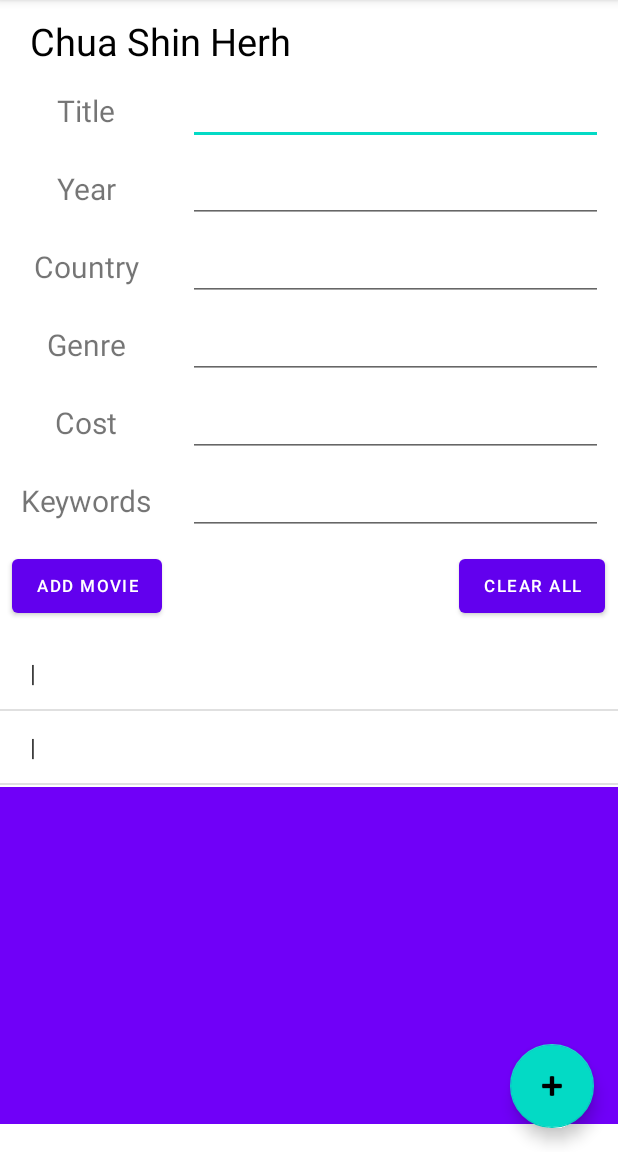
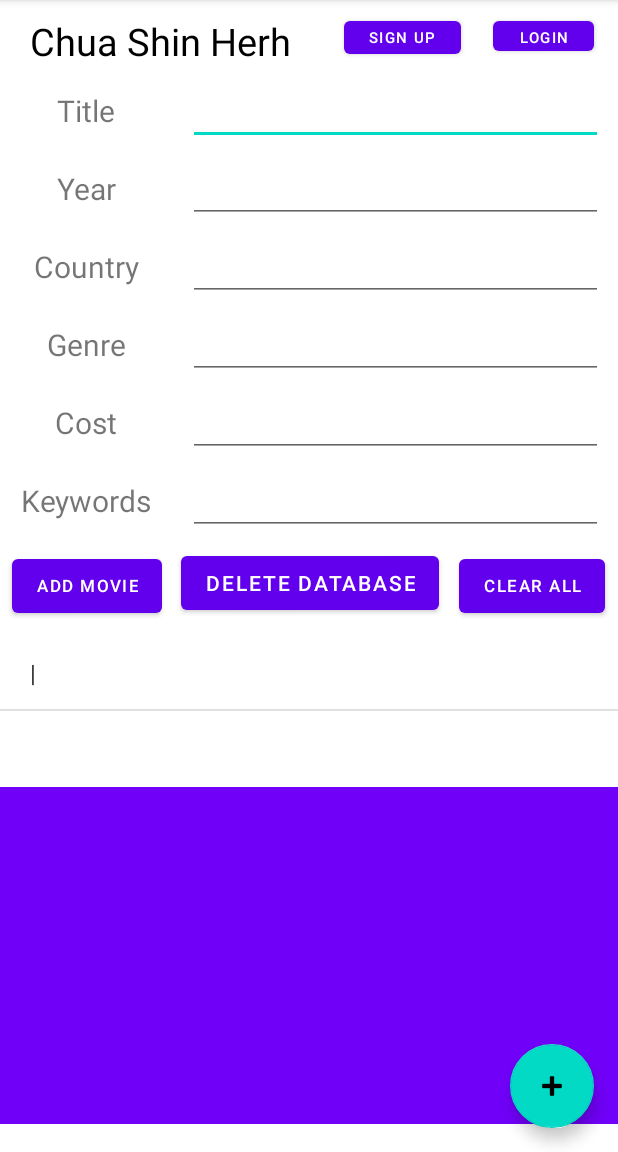
Before and after one commit to BiOHazarD0528/MovieLibrary, an Android app: the screen it shows after launch (MainActivity), in the options menu, after a tap on "Clear Fields", on a phone screen of 412 x 824 dp, the part 84-1236 px from its top. Run offline under Robolectric (Android 15) with nearby library versions, the phone set to English and light mode, and no system bars; our stand-ins replace Firebase (no records; nobody signed in at launch, a user with empty details on screens opened directly), Room's generated code.

Commit message:
Completed Week 12 Tasks

```diff
--- a/app/src/main/java/com/example/movielibrary/MainActivity.java
+++ b/app/src/main/java/com/example/movielibrary/MainActivity.java
@@ -1,6 +1,7 @@
 package com.example.movielibrary;
 
 import androidx.annotation.NonNull;
+import androidx.annotation.Nullable;
 import androidx.appcompat.app.ActionBarDrawerToggle;
 import androidx.appcompat.app.AppCompatActivity;
 import androidx.constraintlayout.widget.ConstraintLayout;
@@ -22,11 +23,13 @@ import android.view.View;
 import android.widget.ArrayAdapter;
 import android.widget.EditText;
 import android.widget.ListView;
+import android.widget.TextView;
 import android.widget.Toast;
 import androidx.appcompat.widget.Toolbar;
 import androidx.drawerlayout.widget.DrawerLayout;
 import androidx.lifecycle.ViewModelProvider;
 
+import com.example.movielibrary.login_provider.LoginViewModel;
 import com.example.movielibrary.provider.MovieData;
 import com.example.movielibrary.provider.MovieViewModel;
 import com.google.android.material.floatingactionbutton.FloatingActionButton;
@@ -46,6 +49,7 @@ public class MainActivity extends AppCompatActivity {
     ArrayAdapter adapter;
     DrawerLayout drawer;
     static MovieViewModel movieViewModel;
+    static LoginViewModel loginViewModel;
     RecyclerViewAdapter recyclerViewAdapter;
     DatabaseReference myRef;
     View myConstraintLayout;
@@ -61,6 +65,20 @@ public class MainActivity extends AppCompatActivity {
         setContentView(R.layout.drawer_layout);
         Toolbar toolbar = findViewById(R.id.toolbar);
         setSupportActionBar(toolbar);
+
+//        String emailName = "";
+//        boolean success = true;
+//        try {
+//            emailName = savedInstanceState.getString("email");
+//        }
+//        catch (NullPointerException e) {
+//            success = false;
+//        }
+//
+//        if (success) {
+//            TextView user = findViewById(R.id.textView7);
+//            user.setText(emailName);
+//        }
 
         // myConstraintLayout = findViewById(R.id.constraintLayout);
         View drawerLayout = findViewById(R.id.drawerlayout);
@@ -122,8 +140,6 @@ public class MainActivity extends AppCompatActivity {
             }
         });
 
-
-
         FirebaseDatabase database = FirebaseDatabase.getInstance();
         myRef = database.getReference();
 
@@ -133,6 +149,8 @@ public class MainActivity extends AppCompatActivity {
             recyclerViewAdapter.setMovieData(newData);
             recyclerViewAdapter.notifyDataSetChanged();
         });
+
+        loginViewModel = new ViewModelProvider(this).get(LoginViewModel.class);
 
         ListView listView = findViewById(R.id.listview);
         adapter = new ArrayAdapter(this, android.R.layout.simple_list_item_1, list);
@@ -242,6 +260,34 @@ public class MainActivity extends AppCompatActivity {
             keywordText.setText(lowerCase);
             return super.onScale(detector);
         }
+    }
+
+    @Override
+    protected void onResume() {
+        super.onResume();
+        SharedPreferences sharedPreferences = getSharedPreferences("email", 0);
+        String header = sharedPreferences.getString("emailName", "");
+        if (!header.equals("")) {
+            TextView tv = findViewById(R.id.textView7);
+            tv.setText(header);
+        }
+        SharedPreferences.Editor editor = sharedPreferences.edit();
+        editor.clear();
+        editor.apply();
+    }
+
+    public void signUp(View view) {
+        Intent intent = new Intent(getApplicationContext(), SignUp.class);
+        startActivity(intent);
+    }
+
+    public void login(View view) {
+        Intent intent = new Intent(getApplicationContext(), Login.class);
+        startActivity(intent);
+    }
+
+    public void deleteDatabase(View view) {
+        loginViewModel.deleteAllData();
     }
 
     class NavigationListener implements NavigationView.OnNavigationItemSelectedListener {
--- /dev/null
+++ b/app/src/main/java/com/example/movielibrary/login_provider/LoginDao.java
@@ -0,0 +1,21 @@
+package com.example.movielibrary.login_provider;
+
+import androidx.lifecycle.LiveData;
+import androidx.room.Dao;
+import androidx.room.Delete;
+import androidx.room.Insert;
+import androidx.room.Query;
+
+import java.util.List;
+
+@Dao
+public interface LoginDao {
+    @Insert
+    void signUp(LoginData loginData);
+
+    @Query("select * from loginTable where email = :email")
+    LoginData getUserCredentials(String email);
+
+    @Query("delete from loginTable")
+    void deleteAllData();
+}
--- /dev/null
+++ b/app/src/main/java/com/example/movielibrary/login_provider/LoginDatabase.java
@@ -0,0 +1,31 @@
+package com.example.movielibrary.login_provider;
+
+import android.content.Context;
+
+import androidx.room.Database;
+import androidx.room.Room;
+import androidx.room.RoomDatabase;
+
+import java.util.concurrent.ExecutorService;
+import java.util.concurrent.Executors;
+
+@Database(entities = {LoginData.class}, version = 1)
+public abstract class LoginDatabase extends RoomDatabase {
+    public static final String LOGIN_DATABASE_NAME = "login_database";
+    public abstract LoginDao loginDao();
+    private static volatile LoginDatabase INSTANCE;
+    private static final int NUMBER_OF_THREADS = 4;
+    static final ExecutorService databaseWriteExecutor =
+            Executors.newFixedThreadPool(NUMBER_OF_THREADS);
+    static LoginDatabase getDatabase(final Context context) {
+        if (INSTANCE == null) {
+            synchronized (LoginDatabase.class) {
+                if (INSTANCE == null) {
+                    INSTANCE = Room.databaseBuilder(context.getApplicationContext(),
+                            LoginDatabase.class, LOGIN_DATABASE_NAME).build();
+                }
+            }
+        }
+        return INSTANCE;
+    }
+}
--- /dev/null
+++ b/app/src/main/java/com/example/movielibrary/login_provider/LoginRepository.java
@@ -0,0 +1,29 @@
+package com.example.movielibrary.login_provider;
+
+import android.app.Application;
+
+import androidx.lifecycle.LiveData;
+
+import java.util.List;
+
+public class LoginRepository {
+    private LoginDao loginDao;
+
+    public LoginRepository(Application application) {
+        LoginDatabase db = LoginDatabase.getDatabase(application);
+        this.loginDao = db.loginDao();
+    }
+
+    void signUp(LoginData loginData) {
+        LoginDatabase.databaseWriteExecutor.execute(() -> loginDao.signUp(loginData));
+    }
+
+    LoginData getUserCredentials(String email) {
+        return loginDao.getUserCredentials(email);
+    }
+
+    void deleteAllData() {
+        LoginDatabase.databaseWriteExecutor.execute(() -> loginDao.deleteAllData());
+    }
+
+}
--- /dev/null
+++ b/app/src/main/java/com/example/movielibrary/login_provider/LoginViewModel.java
@@ -0,0 +1,30 @@
+package com.example.movielibrary.login_provider;
+
+import android.app.Application;
+
+import androidx.annotation.NonNull;
+import androidx.lifecycle.AndroidViewModel;
+import androidx.lifecycle.LiveData;
+
+import java.util.List;
+
+public class LoginViewModel extends AndroidViewModel {
+    private LoginRepository loginRepository;
+
+    public LoginViewModel(@NonNull Application application) {
+        super(application);
+        loginRepository = new LoginRepository(application);
+    }
+
+    public void signUp(LoginData loginData) {
+        loginRepository.signUp(loginData);
+    }
+
+    public LoginData getUserCredentials(String email) {
+        return loginRepository.getUserCredentials(email);
+    }
+
+    public void deleteAllData() {
+        loginRepository.deleteAllData();
+    }
+}
--- a/app/src/main/res/layout/activity_main.xml
+++ b/app/src/main/res/layout/activity_main.xml
@@ -14,13 +14,10 @@
             android:layout_height="wrap_content"
             android:layout_marginLeft="20dp"
             android:layout_marginTop="10dp"
-            android:layout_marginRight="20dp"
-            android:text="Chua Shin Herh"
+            android:text="@string/emailname"
             android:textColor="#000000"
             android:textSize="25sp"
-            app:layout_constraintHorizontal_bias="0.0"
             app:layout_constraintLeft_toLeftOf="parent"
-            app:layout_constraintRight_toRightOf="parent"
             app:layout_constraintTop_toTopOf="parent" />
 
         <Button
@@ -252,4 +249,41 @@
 
         </FrameLayout>
 
+        <Button
+            android:id="@+id/button2"
+            android:layout_width="78dp"
+            android:layout_height="34dp"
+            android:layout_marginTop="8dp"
+            android:onClick="signUp"
+            android:text="Sign Up"
+            android:textSize="10sp"
+            app:layout_constraintEnd_toStartOf="@+id/button4"
+            app:layout_constraintHorizontal_bias="0.627"
+            app:layout_constraintStart_toEndOf="@+id/textView7"
+            app:layout_constraintTop_toTopOf="parent" />
+
+        <Button
+            android:id="@+id/button4"
+            android:layout_width="67dp"
+            android:layout_height="32dp"
+            android:layout_marginTop="8dp"
+            android:layout_marginEnd="16dp"
+            android:onClick="login"
+            android:text="Login"
+            android:textSize="10sp"
+            app:layout_constraintEnd_toEndOf="parent"
+            app:layout_constraintTop_toTopOf="parent" />
+
+        <Button
+            android:id="@+id/button7"
+            android:layout_width="wrap_content"
+            android:layout_height="wrap_content"
+            android:layout_marginTop="8dp"
+            android:onClick="deleteDatabase"
+            android:text="Delete Database"
+            app:layout_constraintEnd_toStartOf="@+id/button3"
+            app:layout_constraintHorizontal_bias="0.485"
+            app:layout_constraintStart_toEndOf="@+id/button"
+            app:layout_constraintTop_toBottomOf="@+id/keywordsTextBox" />
+
 </androidx.constraintlayout.widget.ConstraintLayout>
--- a/app/src/main/res/values/strings.xml
+++ b/app/src/main/res/values/strings.xml
@@ -2,4 +2,5 @@
     <string name="app_name">MovieLibrary</string>
     <string name="navigation_drawer_open"></string>
     <string name="navigation_drawer_close"></string>
+    <string name="emailname">Chua Shin Herh</string>
 </resources>
```
Also changed, not shown: app/src/main/AndroidManifest.xml (+13 -1 lines), app/src/main/java/com/example/movielibrary/Login.java (added, +64 -0 lines), app/src/main/java/com/example/movielibrary/SignUp.java (added, +72 -0 lines), app/src/main/java/com/example/movielibrary/login_provider/LoginContentProvider.java (added, +74 -0 lines), app/src/main/java/com/example/movielibrary/login_provider/LoginData.java (added, +38 -0 lines), app/src/main/res/layout/activity_login.xml (added, +71 -0 lines), app/src/main/res/layout/activity_sign_up.xml (added, +71 -0 lines).
